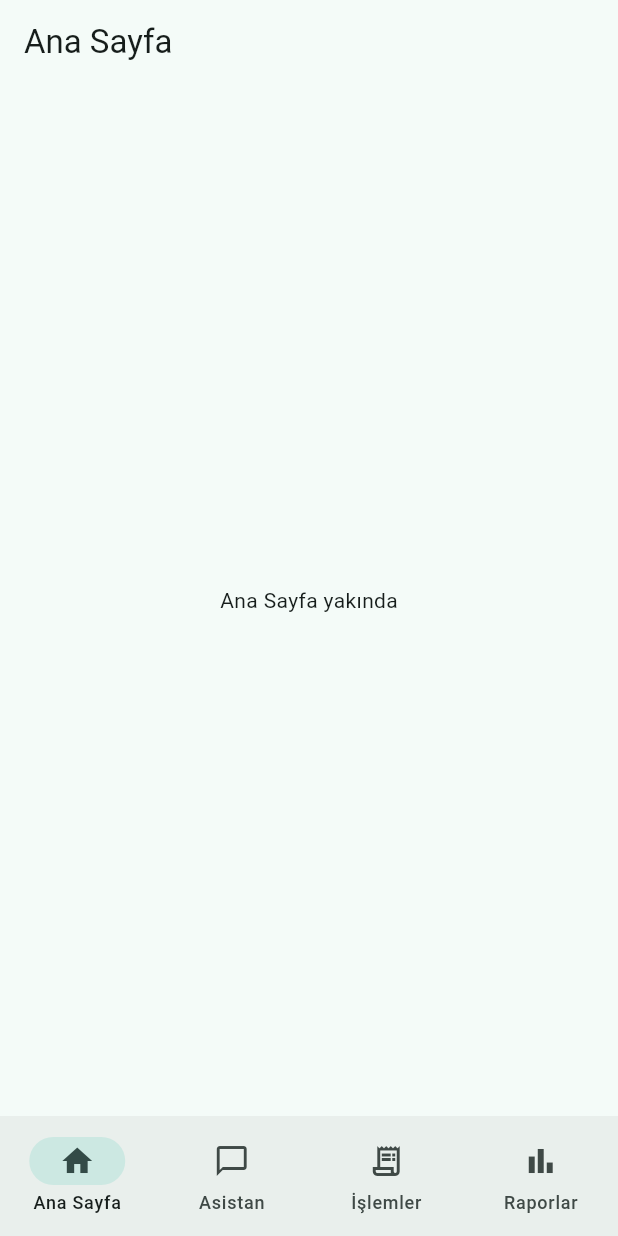
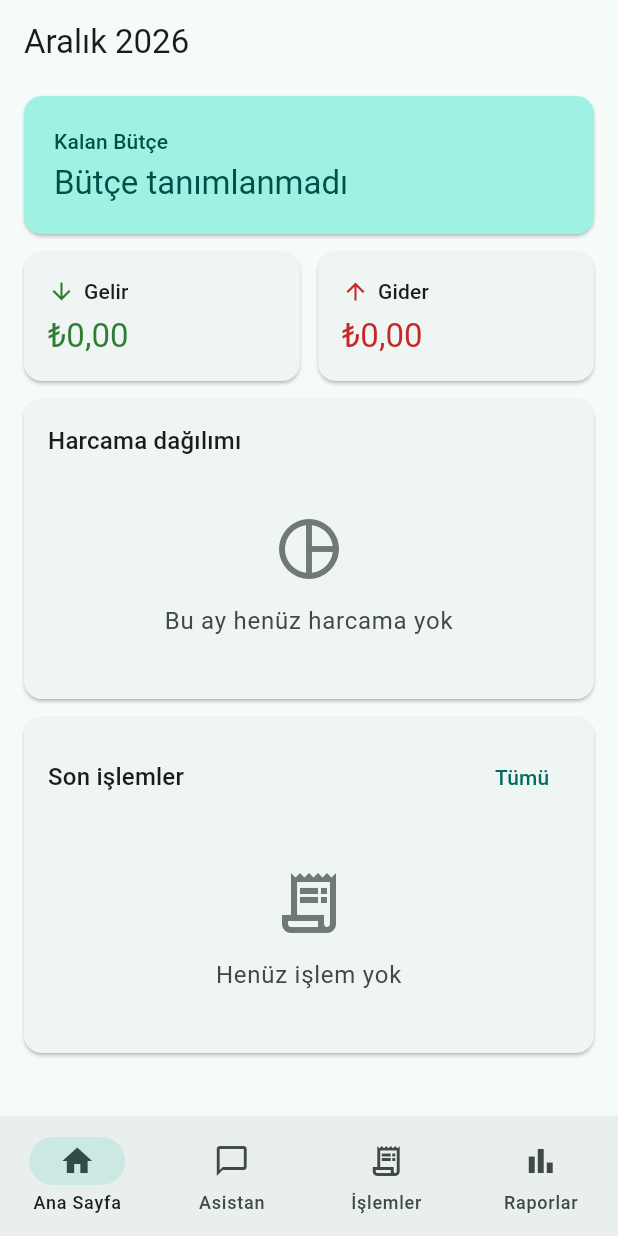
Before and after one commit to mehmettdemirrr/CepteCuzdan, a Flutter app: the screen it shows after launch, on a phone screen of 412 x 824 dp. Run offline on Flutter 3.47's test engine with Material 3 defaults, Android fonts, the phone set to English and light mode, and no system bars; our stand-ins replace flutter_local_notifications, shared_preferences, sqflite; accounts and stored records are empty.

Commit message:
feat(dashboard): özet kartlar, pasta grafik, limit rozetleri, son işlemler

```diff
--- a/lib/app/app.dart
+++ b/lib/app/app.dart
@@ -2,6 +2,7 @@ import 'package:flutter/material.dart';
 import 'package:flutter_localizations/flutter_localizations.dart';
 
 import '../core/ui/app_theme.dart';
+import '../features/dashboard/dashboard_screen.dart';
 import '../features/transactions/transactions_screen.dart';
 import 'shell.dart';
 
@@ -24,7 +25,7 @@ class CepteCuzdanApp extends StatelessWidget {
       ],
       home: const AppShell(
         pages: [
-          _ComingSoon('Ana Sayfa'),
+          DashboardScreen(),
           // Berkay: Asistan ekranı hazır olunca bu satırı kendi ekranınla değiştir.
           _ComingSoon('Asistan'),
           TransactionsScreen(),
--- a/lib/app/shell.dart
+++ b/lib/app/shell.dart
@@ -8,6 +8,16 @@ class AppShell extends StatefulWidget {
 
   final List<Widget> pages;
 
+  static const homeTab = 0;
+  static const assistantTab = 1;
+  static const transactionsTab = 2;
+  static const reportsTab = 3;
+
+  /// Sekmelerin içinden başka bir sekmeye geçmek için (ör. "Tümü" düğmesi).
+  static void selectTab(BuildContext context, int index) {
+    context.findAncestorStateOfType<_AppShellState>()?._select(index);
+  }
+
   @override
   State<AppShell> createState() => _AppShellState();
 }
@@ -15,13 +25,15 @@ class AppShell extends StatefulWidget {
 class _AppShellState extends State<AppShell> {
   int _index = 0;
 
+  void _select(int index) => setState(() => _index = index);
+
   @override
   Widget build(BuildContext context) {
     return Scaffold(
       body: IndexedStack(index: _index, children: widget.pages),
       bottomNavigationBar: NavigationBar(
         selectedIndex: _index,
-        onDestinationSelected: (i) => setState(() => _index = i),
+        onDestinationSelected: _select,
         destinations: const [
           NavigationDestination(
             icon: Icon(Icons.home_outlined),
--- /dev/null
+++ b/lib/features/dashboard/dashboard_provider.dart
@@ -0,0 +1,96 @@
+import 'package:flutter/foundation.dart' show ChangeNotifier;
+
+import '../../core/format/dates.dart';
+import '../../core/models/period_summary.dart';
+import '../../core/models/transaction_record.dart';
+import '../../core/repositories/budget_repository.dart';
+import '../../core/repositories/transaction_repository.dart';
+import '../budget/budget_status.dart';
+import '../transactions/transaction_provider.dart';
+
+/// Ana Sayfa'nın bu ay için gösterdiği her şey.
+class DashboardData {
+  const DashboardData({
+    required this.month,
+    required this.summary,
+    required this.budgetLines,
+    required this.recent,
+  });
+
+  /// Ayın ilk günü.
+  final DateTime month;
+  final PeriodSummary summary;
+  final List<BudgetLine> budgetLines;
+  final List<TransactionRecord> recent;
+
+  BudgetLine? get overall {
+    for (final l in budgetLines) {
+      if (l.budget.isOverall) return l;
+    }
+    return null;
+  }
+
+  List<BudgetLine> get categoryLines =>
+      budgetLines.where((l) => !l.budget.isOverall).toList();
+
+  /// Genel bütçe yoksa `null`.
+  int? get remaining => overall?.remaining;
+}
+
+/// Dashboard verisini yükler; [events] her değiştiğinde (işlem eklendi,
+/// silindi, bütçe kaydedildi) yeniden yükler.
+class DashboardProvider extends ChangeNotifier {
+  DashboardProvider({
+    required this.txs,
+    required this.budgets,
+    required this.events,
+    DateTime Function()? clock,
+  }) : clock = clock ?? DateTime.now {
+    events.addListener(load);
+  }
+
+  final TransactionRepository txs;
+  final BudgetRepository budgets;
+  final TransactionProvider events;
+  final DateTime Function() clock;
+
+  DashboardData? _data;
+  bool _loading = false;
+  bool _disposed = false;
+  int _generation = 0;
+
+  DashboardData? get data => _data;
+  bool get loading => _loading;
+
+  Future<void> load() async {
+    final generation = ++_generation;
+    _loading = true;
+    final now = clock();
+    final range = monthOf(now);
+    final summary = await txs.summarize(range);
+    final lines = await budgetLinesFor(
+      monthKey(now),
+      budgets: budgets,
+      txs: txs,
+      summary: summary,
+    );
+    final recent = await txs.query(limit: 5);
+    // Arada daha yeni bir yükleme başladıysa bu sonucu at.
+    if (_disposed || generation != _generation) return;
+    _data = DashboardData(
+      month: range.start,
+      summary: summary,
+      budgetLines: lines,
+      recent: recent,
+    );
+    _loading = false;
+    notifyListeners();
+  }
+
+  @override
+  void dispose() {
+    _disposed = true;
+    events.removeListener(load);
+    super.dispose();
+  }
+}
--- /dev/null
+++ b/lib/features/dashboard/dashboard_screen.dart
@@ -0,0 +1,428 @@
+import 'package:fl_chart/fl_chart.dart';
+import 'package:flutter/material.dart';
+import 'package:intl/intl.dart';
+import 'package:provider/provider.dart';
+
+import '../../app/shell.dart';
+import '../../core/format/money.dart';
+import '../../core/ui/app_theme.dart';
+import '../../core/ui/widgets/amount_text.dart';
+import '../../core/ui/widgets/empty_state.dart';
+import '../budget/budget_status.dart';
+import '../transactions/category_provider.dart';
+import '../transactions/transaction_form_screen.dart';
+import '../transactions/transaction_tile.dart';
+import 'dashboard_provider.dart';
+
+/// Ana Sayfa: bu ayın geliri, gideri, kalan bütçesi, kategori dağılımı ve
+/// son işlemler.
+class DashboardScreen extends StatelessWidget {
+  const DashboardScreen({super.key});
+
+  static final _monthTitle = DateFormat('MMMM y', 'tr_TR');
+
+  @override
+  Widget build(BuildContext context) {
+    final p = context.watch<DashboardProvider>();
+    final data = p.data;
+    return Scaffold(
+      appBar: AppBar(
+        title: Text(
+          data == null ? 'Ana Sayfa' : _monthTitle.format(data.month),
+        ),
+      ),
+      body: data == null
+          ? const Center(child: CircularProgressIndicator())
+          : RefreshIndicator(
+              onRefresh: p.load,
+              child: ListView(
+                padding: const EdgeInsets.fromLTRB(16, 8, 16, 24),
+                children: [
+                  _RemainingCard(data: data),
+                  const SizedBox(height: 12),
+                  _IncomeExpenseRow(data: data),
+                  if (data.categoryLines.any(
+                    (l) => l.level != BudgetLevel.ok,
+                  )) ...[
+                    const SizedBox(height: 12),
+                    _BudgetBadges(lines: data.categoryLines),
+                  ],
+                  const SizedBox(height: 12),
+                  _CategoryPieCard(data: data),
+                  if (data.summary.incomeTotal > 0) ...[
+                    const SizedBox(height: 12),
+                    _BalanceCard(data: data),
+                  ],
+                  const SizedBox(height: 12),
+                  _RecentCard(data: data),
+                ],
+              ),
+            ),
+    );
+  }
+}
+
+class _Section extends StatelessWidget {
+  const _Section({required this.title, required this.child, this.action});
+
+  final String title;
+  final Widget child;
+  final Widget? action;
+
+  @override
+  Widget build(BuildContext context) {
+    return Card(
+      child: Padding(
+        padding: const EdgeInsets.all(16),
+        child: Column(
+          crossAxisAlignment: CrossAxisAlignment.stretch,
+          children: [
+            Row(
+              children: [
+                Expanded(
+                  child: Text(
+                    title,
+                    style: Theme.of(context).textTheme.titleMedium,
+                  ),
+                ),
+                ?action,
+              ],
+            ),
+            const SizedBox(height: 12),
+            child,
+          ],
+        ),
+      ),
+    );
+  }
+}
+
+class _RemainingCard extends StatelessWidget {
+  const _RemainingCard({required this.data});
+  final DashboardData data;
+
+  @override
+  Widget build(BuildContext context) {
+    final theme = Theme.of(context);
+    final scheme = theme.colorScheme;
+    final overall = data.overall;
+    final remaining = data.remaining;
+    return Card(
+      color: scheme.primaryContainer,
+      child: Padding(
+        padding: const EdgeInsets.all(20),
+        child: Column(
+          crossAxisAlignment: CrossAxisAlignment.start,
+          children: [
+            Text(
+              'Kalan Bütçe',
+              style: theme.textTheme.labelLarge?.copyWith(
+                color: scheme.onPrimaryContainer,
+              ),
+            ),
+            const SizedBox(height: 4),
+            if (overall == null || remaining == null)
+              Text(
+                'Bütçe tanımlanmadı',
+                style: theme.textTheme.titleLarge?.copyWith(
+                  color: scheme.onPrimaryContainer,
+                ),
+              )
+            else ...[
+              Text(
+                formatKurus(remaining),
+                style: theme.textTheme.headlineMedium?.copyWith(
+                  fontWeight: FontWeight.w600,
+                  color: remaining < 0
+                      ? MoneyColors.of(context).expense
+                      : scheme.onPrimaryContainer,
+                  fontFeatures: const [FontFeature.tabularFigures()],
+                ),
+              ),
+              const SizedBox(height: 12),
+              ClipRRect(
+                borderRadius: BorderRadius.circular(4),
+                child: LinearProgressIndicator(
+                  value: overall.ratio.clamp(0, 1).toDouble(),
+                  minHeight: 8,
+                  color: _levelColor(context, overall.level),
+                  backgroundColor: scheme.surface.withValues(alpha: 0.6),
+                ),
+              ),
+              const SizedBox(height: 6),
+              Text(
+                '${formatKurus(overall.spent)} / '
+                '${formatKurus(overall.budget.limitAmount)}',
+                style: theme.textTheme.bodySmall?.copyWith(
+                  color: scheme.onPrimaryContainer,
+                ),
+              ),
+            ],
+          ],
+        ),
+      ),
+    );
+  }
+}
+
+Color _levelColor(BuildContext context, BudgetLevel level) {
+  final scheme = Theme.of(context).colorScheme;
+  return switch (level) {
+    BudgetLevel.ok => scheme.primary,
+    BudgetLevel.warning => Colors.orange.shade700,
+    BudgetLevel.exceeded => MoneyColors.of(context).expense,
+  };
+}
+
+class _IncomeExpenseRow extends StatelessWidget {
+  const _IncomeExpenseRow({required this.data});
+  final DashboardData data;
+
+  @override
+  Widget build(BuildContext context) {
+    final money = MoneyColors.of(context);
+    Widget tile(String label, int amount, Color color, IconData icon) => Card(
+      child: Padding(
+        padding: const EdgeInsets.all(16),
+        child: Column(
+          crossAxisAlignment: CrossAxisAlignment.start,
+          children: [
+            Row(
+              children: [
+                Icon(icon, size: 18, color: color),
+                const SizedBox(width: 6),
+                Text(label, style: Theme.of(context).textTheme.labelLarge),
+              ],
+            ),
+            const SizedBox(height: 6),
+            FittedBox(
+              fit: BoxFit.scaleDown,
+              alignment: Alignment.centerLeft,
+              child: AmountText(
+                amount,
+                style: Theme.of(context).textTheme.titleLarge
+                    ?.copyWith(color: color),
+              ),
+            ),
+          ],
+        ),
+      ),
+    );
+    return Row(
+      children: [
+        Expanded(
+          child: tile(
+            'Gelir',
+            data.summary.incomeTotal,
+            money.income,
+            Icons.arrow_downward,
+          ),
+        ),
+        const SizedBox(width: 12),
+        Expanded(
+          child: tile(
+            'Gider',
+            data.summary.expenseTotal,
+            money.expense,
+            Icons.arrow_upward,
+          ),
+        ),
+      ],
+    );
+  }
+}
+
+class _BudgetBadges extends StatelessWidget {
+  const _BudgetBadges({required this.lines});
+  final List<BudgetLine> lines;
+
+  @override
+  Widget build(BuildContext context) {
+    final categories = context.watch<CategoryProvider>();
+    return Wrap(
+      spacing: 8,
+      runSpacing: 8,
+      children: [
+        for (final l in lines.where((l) => l.level != BudgetLevel.ok))
+          Chip(
+            avatar: Icon(
+              l.level == BudgetLevel.exceeded
+                  ? Icons.error_outline
+                  : Icons.warning_amber,
+              size: 18,
+              color: _levelColor(context, l.level),
+            ),
+            side: BorderSide(color: _levelColor(context, l.level)),
+            label: Text(
+              '${categories.byId(l.budget.categoryId!)?.name ?? 'Kategori'} '
+              '${l.level == BudgetLevel.exceeded ? 'aşıldı' : '%${(l.ratio * 100).floor()}'}',
+            ),
+          ),
+      ],
+    );
+  }
+}
+
+class _CategoryPieCard extends StatelessWidget {
+  const _CategoryPieCard({required this.data});
+  final DashboardData data;
+
+  @override
+  Widget build(BuildContext context) {
+    final total = data.summary.expenseTotal;
+    if (total == 0) {
+      return const _Section(
+        title: 'Harcama dağılımı',
+        child: EmptyState(
+          icon: Icons.pie_chart_outline,
+          message: 'Bu ay henüz harcama yok',
+        ),
+      );
+    }
+    final categories = context.watch<CategoryProvider>();
+    final entries = data.summary.expenseByCategory.entries.toList()
+      ..sort((a, b) => b.value.compareTo(a.value));
+    final theme = Theme.of(context);
+
+    return _Section(
+      title: 'Harcama dağılımı',
+      child: Column(
+        children: [
+          SizedBox(
+            height: 180,
+            child: Stack(
+              alignment: Alignment.center,
+              children: [
+                PieChart(
+                  PieChartData(
+                    sectionsSpace: 2,
+                    centerSpaceRadius: 52,
+                    sections: [
+                      for (final e in entries)
+                        PieChartSectionData(
+                          value: e.value.toDouble(),
+                          color: Color(
+                            categories.byId(e.key)?.color ?? 0xFF9E9E9E,
+                          ),
+                          radius: 36,
+                          title: e.value / total >= 0.08
+                              ? '%${(e.value * 100 / total).round()}'
+                              : '',
+                          titleStyle: const TextStyle(
+                            color: Colors.white,
+                            fontSize: 12,
+                            fontWeight: FontWeight.w600,
+                          ),
+                        ),
+                    ],
+                  ),
+                ),
+                Column(
+                  mainAxisSize: MainAxisSize.min,
+                  children: [
+                    Text('Toplam', style: theme.textTheme.labelSmall),
+                    AmountText(total, style: theme.textTheme.titleSmall),
+                  ],
+                ),
+              ],
+            ),
+          ),
+          const SizedBox(height: 12),
+          for (final e in entries)
+            Padding(
+              padding: const EdgeInsets.symmetric(vertical: 3),
+              child: Row(
+                children: [
+                  Container(
+                    width: 12,
+                    height: 12,
+                    decoration: BoxDecoration(
+                      color: Color(categories.byId(e.key)?.color ?? 0xFF9E9E9E),
+                      shape: BoxShape.circle,
+                    ),
+                  ),
+                  const SizedBox(width: 8),
+                  Expanded(
+                    child: Text(categories.byId(e.key)?.name ?? 'Kategori'),
+                  ),
+                  Text(
+                    '%${(e.value * 100 / total).round()}',
+                    style: theme.textTheme.bodySmall,
+                  ),
+                  const SizedBox(width: 12),
+                  AmountText(e.value),
+                ],
+              ),
+            ),
+        ],
+      ),
+    );
+  }
+}
+
+class _BalanceCard extends StatelessWidget {
+  const _BalanceCard({required this.data});
+  final DashboardData data;
+
+  @override
+  Widget build(BuildContext context) {
+    final s = data.summary;
+    final ratio = s.expenseTotal / s.incomeTotal;
+    final money = MoneyColors.of(context);
+    return _Section(
+      title: 'Gelir-gider dengesi',
+      child: Column(
+        crossAxisAlignment: CrossAxisAlignment.start,
+        children: [
+          ClipRRect(
+            borderRadius: BorderRadius.circular(4),
+            child: LinearProgressIndicator(
+              value: ratio.clamp(0, 1).toDouble(),
+              minHeight: 10,
+              color: ratio > 1 ? money.expense : money.income,
+              backgroundColor: Theme.of(context)
+                  .colorScheme
+                  .surfaceContainerHighest,
+            ),
+          ),
+          const SizedBox(height: 8),
+          Text('Gelirinin %${(ratio * 100).round()} kadarını harcadın'),
+        ],
+      ),
+    );
+  }
+}
+
+class _RecentCard extends StatelessWidget {
+  const _RecentCard({required this.data});
+  final DashboardData data;
+
+  @override
+  Widget build(BuildContext context) {
+    return _Section(
+      title: 'Son işlemler',
+      action: TextButton(
+        onPressed: () => AppShell.selectTab(context, AppShell.transactionsTab),
+        child: const Text('Tümü'),
+      ),
+      child: data.recent.isEmpty
+          ? const EmptyState(
+              icon: Icons.receipt_long_outlined,
+              message: 'Henüz işlem yok',
+            )
+          : Column(
+              children: [
+                for (final tx in data.recent)
+                  TransactionTile(
+                    tx: tx,
+                    onTap: () => Navigator.of(context).push(
+                      MaterialPageRoute<void>(
+                        builder: (_) => TransactionFormScreen(initial: tx),
+                      ),
+                    ),
+                  ),
+              ],
+            ),
+    );
+  }
+}
```
Also changed, not shown: lib/app/providers.dart (+8 -0 lines), lib/features/budget/budget_status.dart (+5 -2 lines), lib/features/transactions/transaction_tile.dart (added, +52 -0 lines), lib/features/transactions/transactions_screen.dart (+2 -47 lines), 3 other files.
